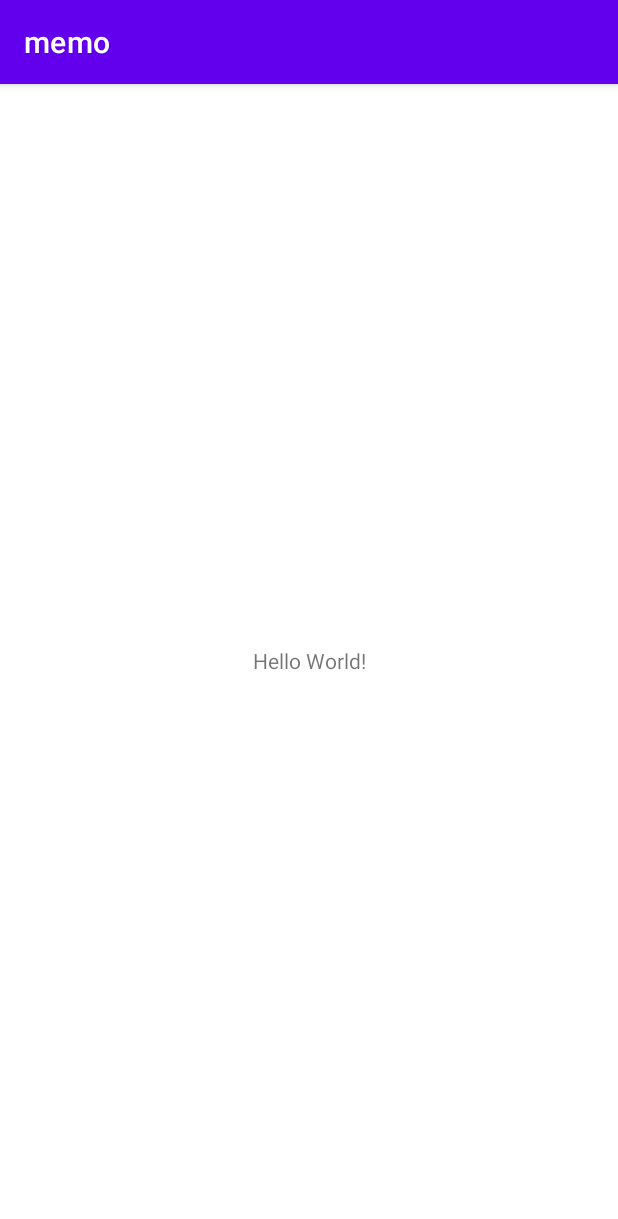
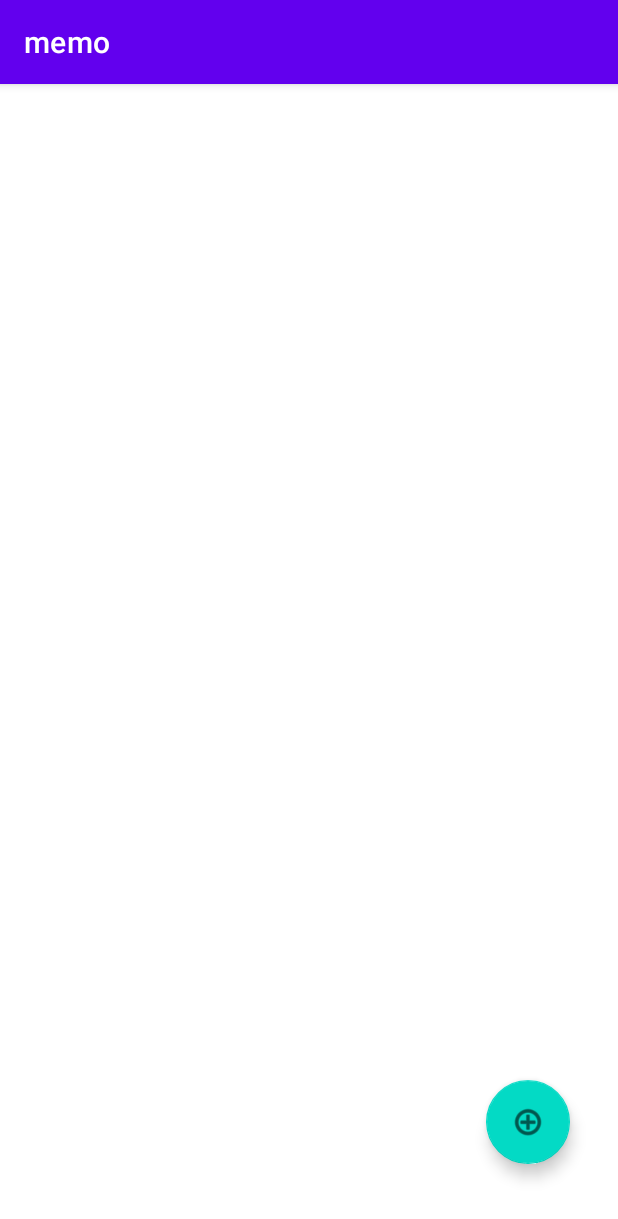
Before and after one commit to 17043003/memo, an Android app: the screen it shows after launch (MainActivity), on a phone screen of 412 x 824 dp. Shown: the top 1219 px of the screen. Run offline under Robolectric (Android 15) with nearby library versions, the phone set to English and light mode, and no system bars.

Commit message:
add floating action button to add new memo.

```diff
--- a/app/src/main/res/layout/activity_main.xml
+++ b/app/src/main/res/layout/activity_main.xml
@@ -6,13 +6,17 @@
     android:layout_height="match_parent"
     tools:context=".MainActivity">
 
-    <TextView
+    <com.google.android.material.floatingactionbutton.FloatingActionButton
+        android:id="@+id/fabNewMemoButton"
         android:layout_width="wrap_content"
         android:layout_height="wrap_content"
-        android:text="Hello World!"
+        android:layout_marginEnd="32dp"
+        android:layout_marginBottom="48dp"
+        android:clickable="true"
+        android:contentDescription="@string/add_memo"
+        android:focusable="true"
+        android:foregroundGravity="bottom|right"
         app:layout_constraintBottom_toBottomOf="parent"
         app:layout_constraintEnd_toEndOf="parent"
-        app:layout_constraintStart_toStartOf="parent"
-        app:layout_constraintTop_toTopOf="parent" />
-
+        app:srcCompat="@android:drawable/ic_menu_add" />
 </androidx.constraintlayout.widget.ConstraintLayout>
--- a/app/src/main/res/values/strings.xml
+++ b/app/src/main/res/values/strings.xml
@@ -1,3 +1,4 @@
 <resources>
     <string name="app_name">memo</string>
+    <string name="add_memo">Add new memo.</string>
 </resources>
```
